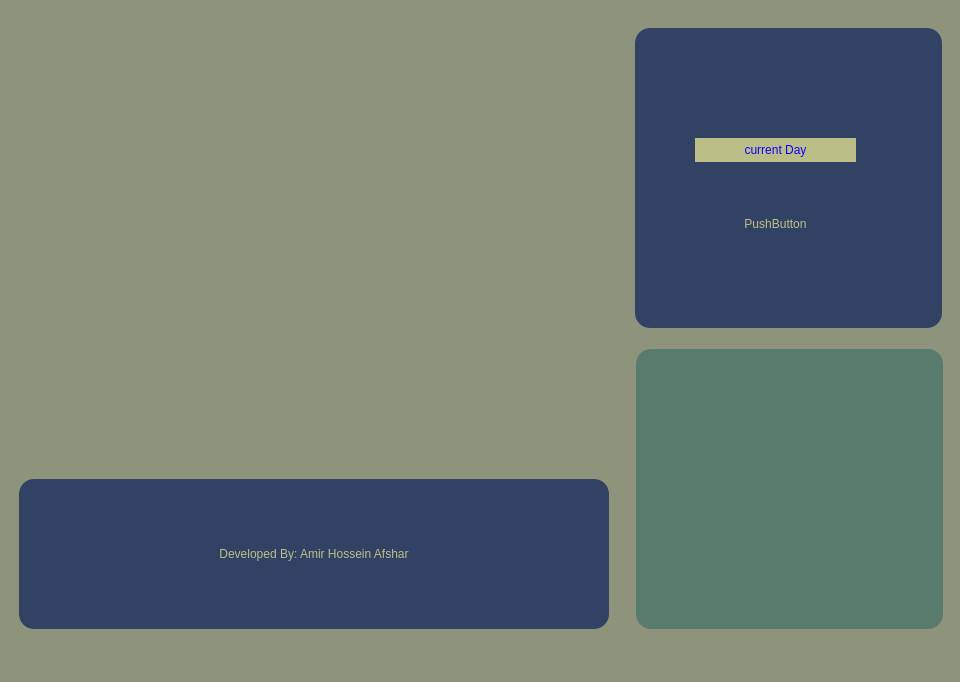
This is AgileAgenda/mainwindow.ui in AmirHossienAfshar/AgileAgenda as Qt 5 draws it before an edit. The edited form follows.
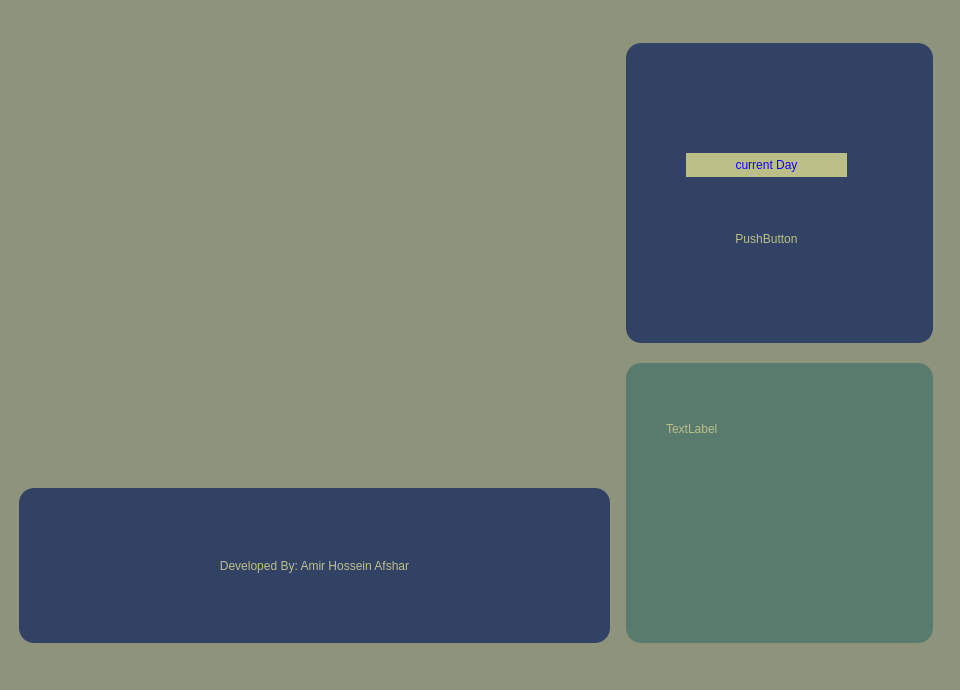
This is the edited form. Icons and pictures are not drawn.

```diff
--- a/AgileAgenda/mainwindow.ui
+++ b/AgileAgenda/mainwindow.ui
@@ -7,7 +7,7 @@
     <x>0</x>
     <y>0</y>
     <width>960</width>
-    <height>682</height>
+    <height>690</height>
    </rect>
   </property>
   <property name="minimumSize">
@@ -19,7 +19,7 @@
   <property name="maximumSize">
    <size>
     <width>960</width>
-    <height>682</height>
+    <height>690</height>
    </size>
   </property>
   <property name="windowTitle">
@@ -49,9 +49,9 @@
       <widget class="QGraphicsView" name="graphicsView">
        <property name="geometry">
         <rect>
-         <x>9</x>
-         <y>9</y>
-         <width>590</width>
+         <x>10</x>
+         <y>20</y>
+         <width>591</width>
          <height>430</height>
         </rect>
        </property>
@@ -69,6 +69,7 @@
        </property>
        <property name="styleSheet">
         <string notr="true">border-image: url(:/newBrand.png);
+border-color: rgb(96, 107, 112);
 border-radius: 15px;
 </string>
        </property>
@@ -77,9 +78,9 @@
        <property name="geometry">
         <rect>
          <x>10</x>
-         <y>460</y>
-         <width>590</width>
-         <height>150</height>
+         <y>465</y>
+         <width>591</width>
+         <height>155</height>
         </rect>
        </property>
        <property name="minimumSize">
@@ -130,8 +131,8 @@
       <widget class="QGroupBox" name="groupBox_3">
        <property name="geometry">
         <rect>
-         <x>9</x>
-         <y>9</y>
+         <x>0</x>
+         <y>20</y>
          <width>307</width>
          <height>300</height>
         </rect>
@@ -185,8 +186,8 @@
       <widget class="QGroupBox" name="groupBox_4">
        <property name="geometry">
         <rect>
-         <x>10</x>
-         <y>330</y>
+         <x>0</x>
+         <y>340</y>
          <width>307</width>
          <height>280</height>
         </rect>
@@ -206,6 +207,19 @@
        <property name="title">
         <string/>
        </property>
+       <widget class="QLabel" name="labelText">
+        <property name="geometry">
+         <rect>
+          <x>40</x>
+          <y>30</y>
+          <width>171</width>
+          <height>71</height>
+         </rect>
+        </property>
+        <property name="text">
+         <string>TextLabel</string>
+        </property>
+       </widget>
       </widget>
      </widget>
     </item>
```
